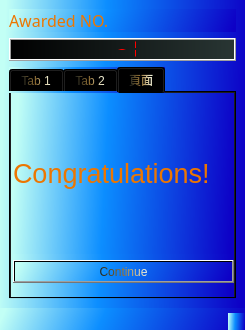
Above: mainwindow.ui from idiotyong/WeiYaGameClient before the change. Below: the same form after it.
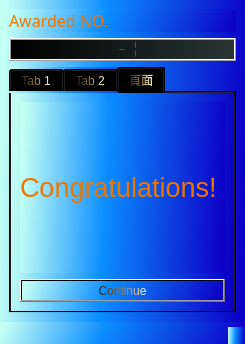
That is the form after the change. The open tabs and pages were chosen to show the change. Icons and pictures are not drawn.

Diff of the .ui file:
```diff
--- a/mainwindow.ui
+++ b/mainwindow.ui
@@ -7,7 +7,7 @@
     <x>0</x>
     <y>0</y>
     <width>245</width>
-    <height>330</height>
+    <height>344</height>
    </rect>
   </property>
   <property name="windowTitle">
@@ -455,15 +455,6 @@
        <attribute name="title">
         <string>頁面</string>
        </attribute>
-       <widget class="QWidget" name="verticalLayoutWidget">
-        <property name="geometry">
-         <rect>
-          <x>2</x>
-          <y>-1</y>
-          <width>221</width>
-          <height>191</height>
-         </rect>
-        </property>
         <layout class="QVBoxLayout" name="verticalLayout_4">
          <item>
           <widget class="QLabel" name="label_4">
@@ -493,7 +484,6 @@
           </widget>
          </item>
         </layout>
-       </widget>
       </widget>
      </widget>
     </item>
```
Left out of the diff: 15 changed lines with no effect on the pictures. Lines whose indentation alone changed are shown as unchanged.
